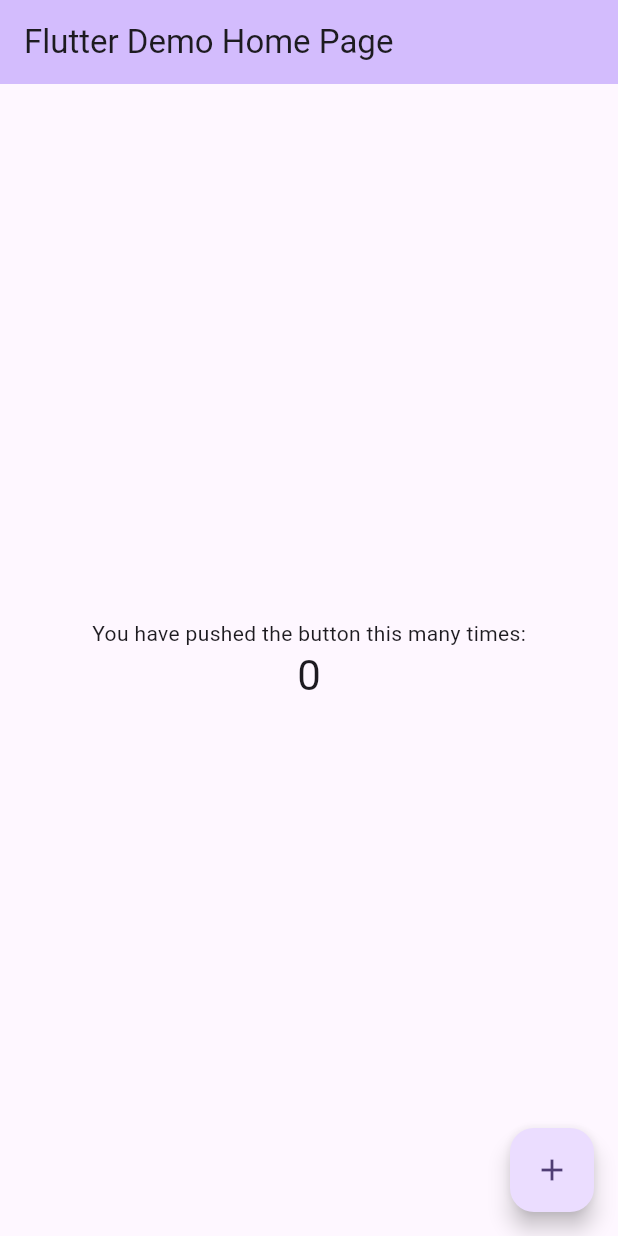
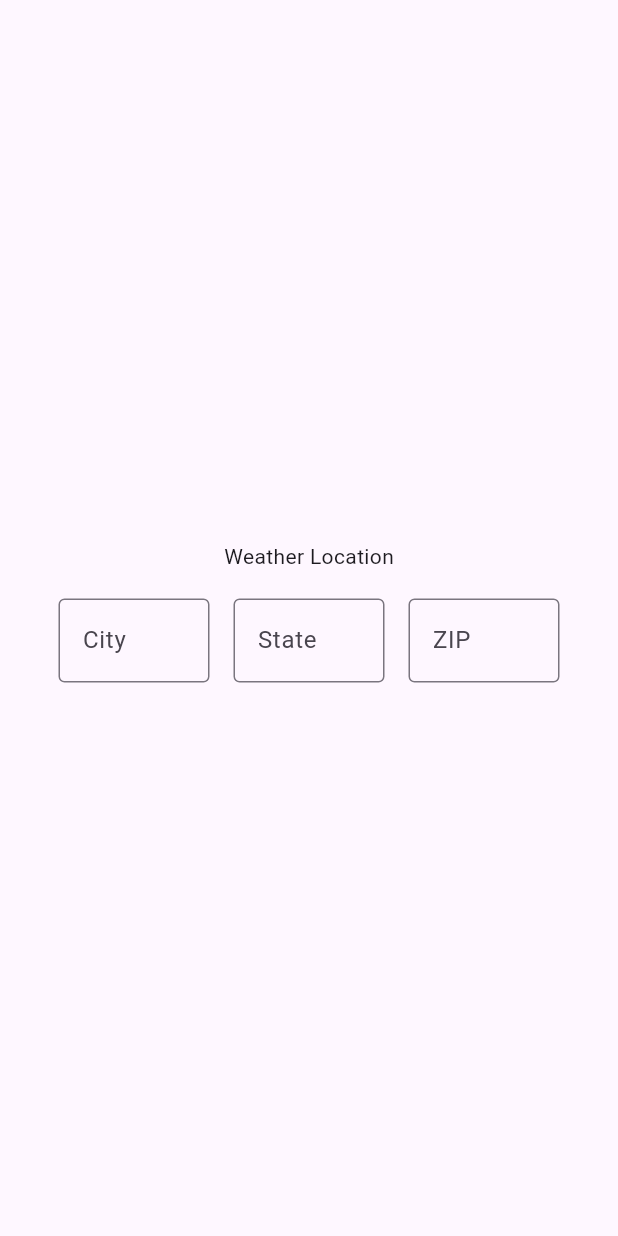
Before and after one commit to theusaf/osu-cs492-weather-app, a Flutter app: the screen it shows after launch, on a phone screen of 412 x 824 dp. Run offline on Flutter 3.47's test engine with Material 3 defaults, Android fonts, the phone set to English and light mode, and no system bars; our stand-ins replace geolocator.

Commit message:
feat: add simple location widgets

```diff
--- /dev/null
+++ b/lib/components/location.dart
@@ -0,0 +1,68 @@
+import 'package:flutter/material.dart';
+
+class WeatherLocationWidget extends StatefulWidget {
+  const WeatherLocationWidget({Key? key}) : super(key: key);
+
+  @override
+  State<WeatherLocationWidget> createState() => _WeatherLocationWidgetState();
+}
+
+class _WeatherLocationWidgetState extends State<WeatherLocationWidget> {
+  @override
+  Widget build(BuildContext context) {
+    return Expanded(
+      child: Column(
+        mainAxisAlignment: MainAxisAlignment.center,
+        children: [
+          Row(
+            mainAxisAlignment: MainAxisAlignment.center,
+            children: [
+              Column(mainAxisAlignment: MainAxisAlignment.center, children: [
+                Center(
+                  child: Text('Weather Location'),
+                ),
+                SizedBox(
+                  height: 10,
+                ),
+                SizedBox(
+                  width: 350,
+                  child: Row(
+                    children: [
+                      WeatherTextField(label: "City"),
+                      WeatherTextField(label: "State"),
+                      WeatherTextField(label: "ZIP"),
+                    ],
+                  ),
+                ),
+              ]),
+            ],
+          ),
+        ],
+      ),
+    );
+  }
+}
+
+class WeatherTextField extends StatelessWidget {
+  final String label;
+
+  const WeatherTextField({
+    super.key,
+    required this.label,
+  });
+
+  @override
+  Widget build(BuildContext context) {
+    return Expanded(
+      child: Padding(
+        padding: const EdgeInsets.all(8.0),
+        child: TextFormField(
+          decoration: InputDecoration(
+            labelText: label,
+            border: OutlineInputBorder(),
+          ),
+        ),
+      ),
+    );
+  }
+}
--- a/lib/main.dart
+++ b/lib/main.dart
@@ -1,3 +1,4 @@
+import 'package:cs492_weather_app/components/location.dart';
 import 'package:flutter/material.dart';
 
 void main() {
@@ -13,113 +14,23 @@ class MyApp extends StatelessWidget {
     return MaterialApp(
       title: 'Flutter Demo',
       theme: ThemeData(
-        // This is the theme of your application.
-        //
-        // TRY THIS: Try running your application with "flutter run". You'll see
-        // the application has a purple toolbar. Then, without quitting the app,
-        // try changing the seedColor in the colorScheme below to Colors.green
-        // and then invoke "hot reload" (save your changes or press the "hot
-        // reload" button in a Flutter-supported IDE, or press "r" if you used
-        // the command line to start the app).
-        //
-        // Notice that the counter didn't reset back to zero; the application
-        // state is not lost during the reload. To reset the state, use hot
-        // restart instead.
-        //
-        // This works for code too, not just values: Most code changes can be
-        // tested with just a hot reload.
         colorScheme: ColorScheme.fromSeed(seedColor: Colors.deepPurple),
         useMaterial3: true,
       ),
-      home: const MyHomePage(title: 'Flutter Demo Home Page'),
+      home: const MyHomePage(),
     );
   }
 }
 
-class MyHomePage extends StatefulWidget {
-  const MyHomePage({super.key, required this.title});
-
-  // This widget is the home page of your application. It is stateful, meaning
-  // that it has a State object (defined below) that contains fields that affect
-  // how it looks.
-
-  // This class is the configuration for the state. It holds the values (in this
-  // case the title) provided by the parent (in this case the App widget) and
-  // used by the build method of the State. Fields in a Widget subclass are
-  // always marked "final".
-
-  final String title;
-
-  @override
-  State<MyHomePage> createState() => _MyHomePageState();
-}
-
-class _MyHomePageState extends State<MyHomePage> {
-  int _counter = 0;
-
-  void _incrementCounter() {
-    setState(() {
-      // This call to setState tells the Flutter framework that something has
-      // changed in this State, which causes it to rerun the build method below
-      // so that the display can reflect the updated values. If we changed
-      // _counter without calling setState(), then the build method would not be
-      // called again, and so nothing would appear to happen.
-      _counter++;
-    });
-  }
+class MyHomePage extends StatelessWidget {
+  const MyHomePage({super.key});
 
   @override
   Widget build(BuildContext context) {
-    // This method is rerun every time setState is called, for instance as done
-    // by the _incrementCounter method above.
-    //
-    // The Flutter framework has been optimized to make rerunning build methods
-    // fast, so that you can just rebuild anything that needs updating rather
-    // than having to individually change instances of widgets.
     return Scaffold(
-      appBar: AppBar(
-        // TRY THIS: Try changing the color here to a specific color (to
-        // Colors.amber, perhaps?) and trigger a hot reload to see the AppBar
-        // change color while the other colors stay the same.
-        backgroundColor: Theme.of(context).colorScheme.inversePrimary,
-        // Here we take the value from the MyHomePage object that was created by
-        // the App.build method, and use it to set our appbar title.
-        title: Text(widget.title),
+      body: Column(
+        children: [WeatherLocationWidget()],
       ),
-      body: Center(
-        // Center is a layout widget. It takes a single child and positions it
-        // in the middle of the parent.
-        child: Column(
-          // Column is also a layout widget. It takes a list of children and
-          // arranges them vertically. By default, it sizes itself to fit its
-          // children horizontally, and tries to be as tall as its parent.
-          //
-          // Column has various properties to control how it sizes itself and
-          // how it positions its children. Here we use mainAxisAlignment to
-          // center the children vertically; the main axis here is the vertical
-          // axis because Columns are vertical (the cross axis would be
-          // horizontal).
-          //
-          // TRY THIS: Invoke "debug painting" (choose the "Toggle Debug Paint"
-          // action in the IDE, or press "p" in the console), to see the
-          // wireframe for each widget.
-          mainAxisAlignment: MainAxisAlignment.center,
-          children: <Widget>[
-            const Text(
-              'You have pushed the button this many times:',
-            ),
-            Text(
-              '$_counter',
-              style: Theme.of(context).textTheme.headlineMedium,
-            ),
-          ],
-        ),
-      ),
-      floatingActionButton: FloatingActionButton(
-        onPressed: _incrementCounter,
-        tooltip: 'Increment',
-        child: const Icon(Icons.add),
-      ), // This trailing comma makes auto-formatting nicer for build methods.
     );
   }
 }
--- /dev/null
+++ b/lib/models/location.dart
@@ -0,0 +1,63 @@
+import 'package:geolocator/geolocator.dart';
+
+/// Determine the current position of the device.
+///
+/// When the location services are not enabled or permissions
+/// are denied the `Future` will return an error.
+Future<Position> _determinePosition() async {
+  bool serviceEnabled;
+  LocationPermission permission;
+
+  // Test if location services are enabled.
+  serviceEnabled = await Geolocator.isLocationServiceEnabled();
+  if (!serviceEnabled) {
+    // Location services are not enabled don't continue
+    // accessing the position and request users of the
+    // App to enable the location services.
+    return Future.error('Location services are disabled.');
+  }
+
+  permission = await Geolocator.checkPermission();
+  if (permission == LocationPermission.denied) {
+    permission = await Geolocator.requestPermission();
+    if (permission == LocationPermission.denied) {
+      // Permissions are denied, next time you could try
+      // requesting permissions again (this is also where
+      // Android's shouldShowRequestPermissionRationale
+      // returned true. According to Android guidelines
+      // your App should show an explanatory UI now.
+      return Future.error('Location permissions are denied');
+    }
+  }
+
+  if (permission == LocationPermission.deniedForever) {
+    // Permissions are denied forever, handle appropriately.
+    return Future.error(
+        'Location permissions are permanently denied, we cannot request permissions.');
+  }
+
+  // When we reach here, permissions are granted and we can
+  // continue accessing the position of the device.
+  return await Geolocator.getCurrentPosition();
+}
+
+class WeatherLocation {
+  double latitude;
+  double longitude;
+  String city;
+  String state;
+  String zip;
+
+  WeatherLocation({
+    required this.latitude,
+    required this.longitude,
+    required this.city,
+    required this.state,
+    required this.zip,
+  });
+}
+
+Future<WeatherLocation> getLocationFromGPS() async {
+  return WeatherLocation(
+      city: "hi", state: "there", zip: "12345", latitude: 0, longitude: 0);
+}
--- a/pubspec.yaml
+++ b/pubspec.yaml
@@ -35,6 +35,7 @@ dependencies:
   # The following adds the Cupertino Icons font to your application.
   # Use with the CupertinoIcons class for iOS style icons.
   cupertino_icons: ^1.0.2
+  geolocator: ^10.1.0
 
 dev_dependencies:
   flutter_test:
```
